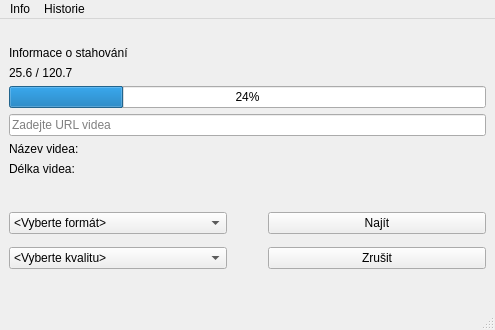
RxiPland/y2mate_desktop, file mainwindow.ui: the form before one commit.
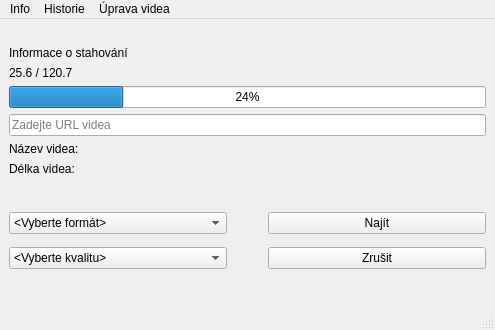
The form after the commit. Icons and pictures are not drawn.

Diff of the .ui file:
```diff
--- a/mainwindow.ui
+++ b/mainwindow.ui
@@ -294,8 +294,15 @@
     <addaction name="separator"/>
     <addaction name="actionSmazat_historii"/>
    </widget>
+   <widget class="QMenu" name="menuUpravit_video">
+    <property name="title">
+     <string>Úprava videa</string>
+    </property>
+    <addaction name="actionOtev_t_soubor"/>
+   </widget>
    <addaction name="menuInfo"/>
    <addaction name="menuHistorie"/>
+   <addaction name="menuUpravit_video"/>
   </widget>
   <widget class="QStatusBar" name="statusBar"/>
   <action name="actiony2mate_com">
```
Left out of the diff: 9 changed lines with no effect on the pictures.
